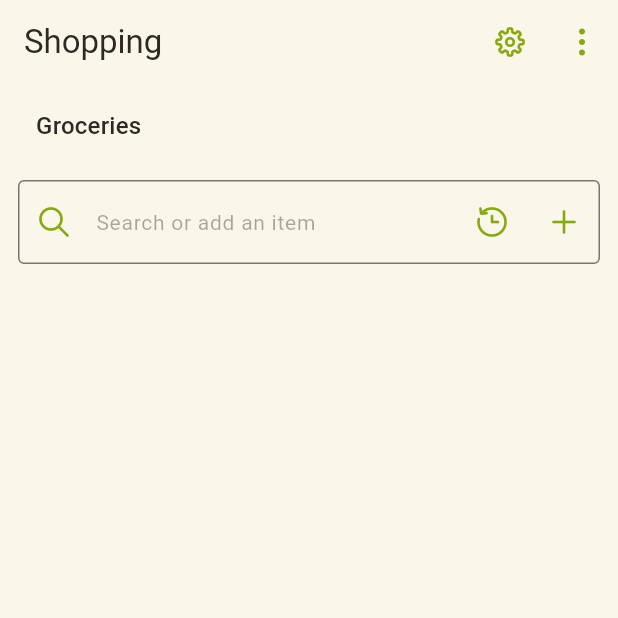
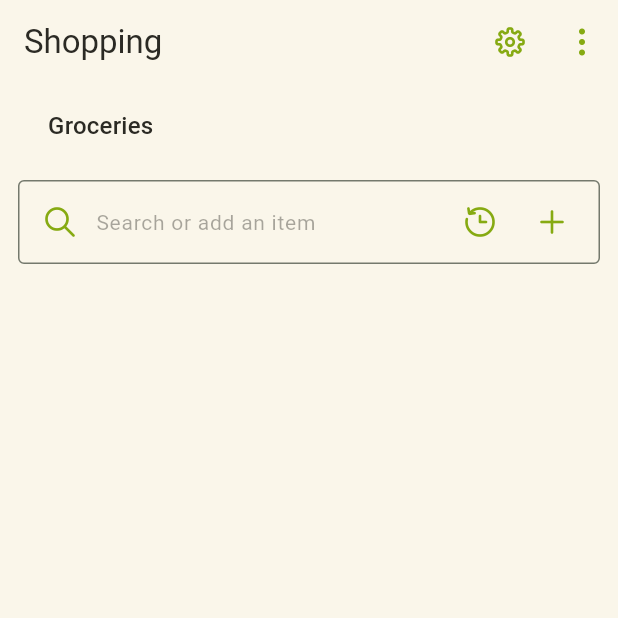
Before and after one commit to nuclearfessel/ShopIt, a Flutter app: the screen it shows after launch, on a phone screen of 412 x 824 dp, the top half of it. Run offline on Flutter 3.47's test engine with Material 3 defaults, Android fonts, the phone set to English and light mode, and no system bars; our stand-ins replace drift, file_picker, flutter_riverpod, geolocator, go_router, path_drawing and 1 more; missing offline and left inert: window_manager; accounts and stored records are empty; generated files the repository leaves out were written again.

Commit message:
Shift search field icons: magnifier +8, history/add -8
Co-Authored-By: Claude Sonnet 5.5 <noreply@anthropic.com>

```diff
--- a/lib/features/shopping/shopping_screen.dart
+++ b/lib/features/shopping/shopping_screen.dart
@@ -482,6 +482,7 @@ class _ShoppingScreenState extends ConsumerState<ShoppingScreen> {
                     ? Tip(
                         'Choose a list',
                         child: ChoiceField<String>(
+                          inset: 20,
                           value: current.id,
                           choices: [for (final l in all) Choice(l.id, l.name)],
                           textStyle: Theme.of(context).textTheme.titleMedium,
@@ -492,7 +493,7 @@ class _ShoppingScreenState extends ConsumerState<ShoppingScreen> {
                         alignment: Alignment.centerLeft,
                         child: Padding(
                           padding: const EdgeInsets.symmetric(
-                            horizontal: 12,
+                            horizontal: 20,
                             vertical: 12,
                           ),
                           child: Text(
@@ -510,17 +511,25 @@ class _ShoppingScreenState extends ConsumerState<ShoppingScreen> {
                   onChanged: (_) => setState(() {}),
                   decoration: InputDecoration(
                     hintText: 'Search or add an item',
-                    prefixIcon: const KeylineIcon(KeylineIcons.search),
+                    prefixIcon: const Padding(
+                      padding: EdgeInsets.only(left: 8),
+                      child: KeylineIcon(KeylineIcons.search),
+                    ),
                     border: const OutlineInputBorder(),
-                    suffixIcon: Row(
+                    suffixIcon: Padding(
+                      padding: const EdgeInsets.only(right: 8),
+                      child: Row(
                         mainAxisSize: MainAxisSize.min,
                         children: [
                           if (_controller.text.trim().isNotEmpty)
                             IconButton(
                               tooltip: 'Edit details before adding',
                               icon: const KeylineIcon(KeylineIcons.pen),
-                            onPressed: () =>
-                                _addWithDetails(current, taxCtx, categoryNames),
+                              onPressed: () => _addWithDetails(
+                                current,
+                                taxCtx,
+                                categoryNames,
+                              ),
                             ),
                           IconButton(
                             tooltip: 'History',
@@ -536,6 +545,7 @@ class _ShoppingScreenState extends ConsumerState<ShoppingScreen> {
                             onPressed: () => _submit(current),
                           ),
                         ],
+                      ),
                     ),
                   ),
                   onSubmitted: (_) => _submit(current),
--- a/lib/ui/choice_field.dart
+++ b/lib/ui/choice_field.dart
@@ -25,6 +25,7 @@ class ChoiceField<T> extends StatefulWidget {
     required this.onChanged,
     this.decoration,
     this.textStyle,
+    this.inset = 12,
   });
 
   final List<Choice<T>> choices;
@@ -32,6 +33,10 @@ class ChoiceField<T> extends StatefulWidget {
   final ValueChanged<T> onChanged;
   final InputDecoration? decoration;
   final TextStyle? textStyle;
+
+  /// Space between the edge and the text/chevron of the plain (undecorated)
+  /// variant, so it lines up with neighbouring fields.
+  final double inset;
 
   @override
   State<ChoiceField<T>> createState() => _ChoiceFieldState<T>();
```
Lines whose indentation alone changed are shown as unchanged.
